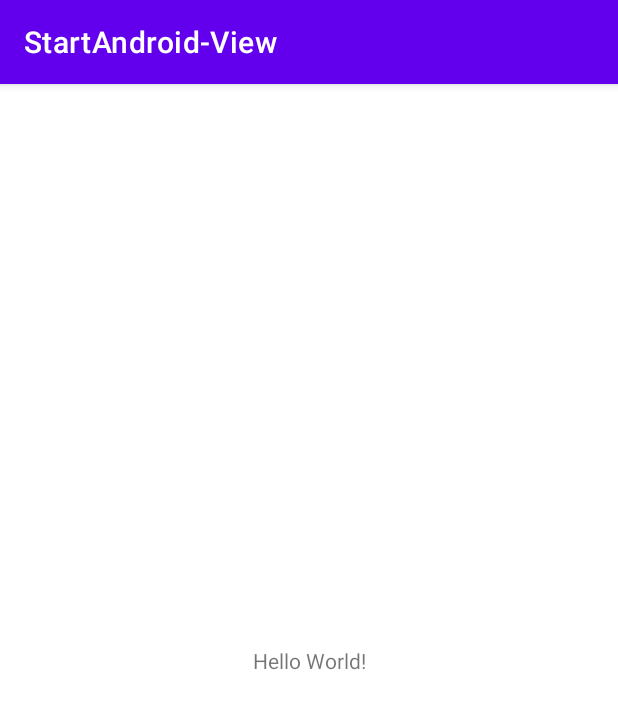
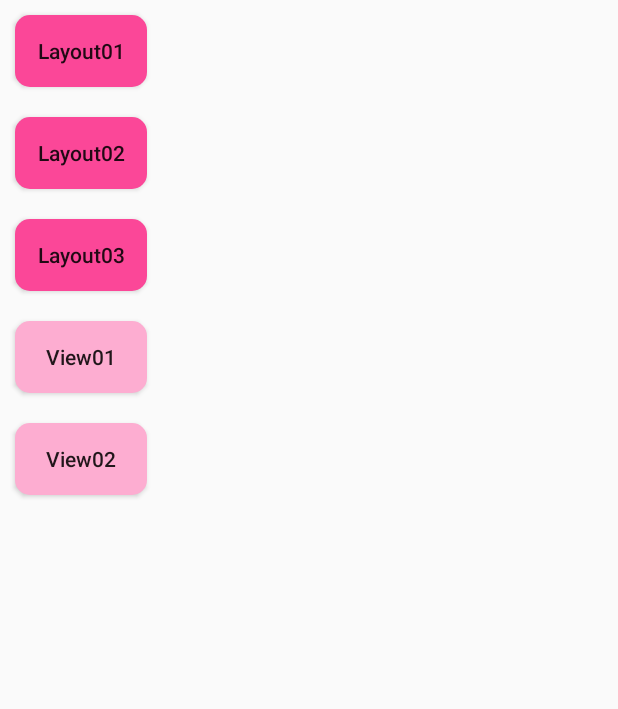
Before and after one commit to Start-Android/StartAndroid04, an Android app: the screen it shows after launch (MainActivity), on a phone screen of 412 x 824 dp. Shown: the top 709 px of the screen. Run offline under Robolectric (Android 15) with nearby library versions, the phone set to English and light mode, and no system bars.

Commit message:
1119 Update

```diff
--- a/app/src/main/java/start/android/view/MainActivity.java
+++ b/app/src/main/java/start/android/view/MainActivity.java
@@ -2,7 +2,9 @@ package start.android.view;
 
 import androidx.appcompat.app.AppCompatActivity;
 
+import android.content.Intent;
 import android.os.Bundle;
+import android.widget.Button;
 
 public class MainActivity extends AppCompatActivity {
 
@@ -10,5 +12,34 @@ public class MainActivity extends AppCompatActivity {
     protected void onCreate(Bundle savedInstanceState) {
         super.onCreate(savedInstanceState);
         setContentView(R.layout.activity_main);
+
+        //Button을 배열 안에 넣어서 쉽게 관리할 수 있도록 함
+        //이해가 되지 않는다면 기본 Java 문법을 복습할 필요가 있음
+
+        Button[] buttons = new Button[]{
+                findViewById(R.id.btnLayout01),
+                findViewById(R.id.btnLayout02),
+                findViewById(R.id.btnLayout03),
+                findViewById(R.id.btnView01),
+                findViewById(R.id.btnView02)
+        };
+
+        for(int i = 0; i<5; i++)
+        {
+            int finalI = i; //에러가 나는 경우 final 사용(저같은 킹-반인들은 왜 final을 안 쓰면 에러가 나는지 이해 못함..)
+            buttons[i].setOnClickListener(v -> {
+                Intent intent;
+                switch (finalI) // switch문 정도는 이해되시죠?
+                {
+                    case 0 : intent = new Intent(getApplicationContext(), LinearLayoutTest01.class); startActivity(intent); break;
+                    case 1 : intent = new Intent(getApplicationContext(), LinearLayoutTest02.class); startActivity(intent); break;
+                    case 2 : intent = new Intent(getApplicationContext(), LinearLayoutTest03.class); startActivity(intent); break;
+                    case 3 : intent = new Intent(getApplicationContext(), View01.class); startActivity(intent); break;
+                    case 4 : intent = new Intent(getApplicationContext(), View02.class); startActivity(intent); break;
+                }
+
+            });
+        }
+
     }
 }
--- /dev/null
+++ b/app/src/main/res/drawable-v24/rounded_button.xml
@@ -0,0 +1,10 @@
+<?xml version="1.0" encoding="utf-8"?>
+<selector xmlns:android="http://schemas.android.com/apk/res/android">
+    <item>
+        <shape xmlns:android="http://schemas.android.com/apk/res/android">
+            <solid android:color="@color/pink_01"/>
+            <corners android:radius="10dip"/>
+            <padding android:left="0dip" android:top="0dip" android:right="0dip" android:bottom="0dip" />
+        </shape>
+    </item>
+</selector>
--- /dev/null
+++ b/app/src/main/res/drawable-v24/rounded_button_2.xml
@@ -0,0 +1,10 @@
+<?xml version="1.0" encoding="utf-8"?>
+<selector xmlns:android="http://schemas.android.com/apk/res/android">
+    <item>
+        <shape xmlns:android="http://schemas.android.com/apk/res/android">
+            <solid android:color="@color/pink_02"/>
+            <corners android:radius="10dip"/>
+            <padding android:left="0dip" android:top="0dip" android:right="0dip" android:bottom="0dip" />
+        </shape>
+    </item>
+</selector>
--- a/app/src/main/res/layout/activity_main.xml
+++ b/app/src/main/res/layout/activity_main.xml
@@ -1,18 +1,69 @@
 <?xml version="1.0" encoding="utf-8"?>
-<androidx.constraintlayout.widget.ConstraintLayout xmlns:android="http://schemas.android.com/apk/res/android"
+<LinearLayout
+    xmlns:android="http://schemas.android.com/apk/res/android"
     xmlns:app="http://schemas.android.com/apk/res-auto"
     xmlns:tools="http://schemas.android.com/tools"
     android:layout_width="match_parent"
     android:layout_height="match_parent"
+    android:orientation="vertical"
     tools:context=".MainActivity">
 
-    <TextView
+    <Button
+        android:id="@+id/btnLayout01"
         android:layout_width="wrap_content"
         android:layout_height="wrap_content"
-        android:text="Hello World!"
-        app:layout_constraintBottom_toBottomOf="parent"
-        app:layout_constraintLeft_toLeftOf="parent"
-        app:layout_constraintRight_toRightOf="parent"
-        app:layout_constraintTop_toTopOf="parent" />
+        android:text="Layout01"
+        android:textAllCaps="false"
+        android:layout_marginTop="10dp"
+        android:layout_marginBottom="10dp"
+        android:layout_marginLeft="10dp"
+        android:layout_marginRight="10dp"
+        android:background="@drawable/rounded_button"/>
 
-</androidx.constraintlayout.widget.ConstraintLayout>
+    <Button
+        android:id="@+id/btnLayout02"
+        android:layout_width="wrap_content"
+        android:layout_height="wrap_content"
+        android:text="Layout02"
+        android:textAllCaps="false"
+        android:layout_marginTop="10dp"
+        android:layout_marginBottom="10dp"
+        android:layout_marginLeft="10dp"
+        android:layout_marginRight="10dp"
+        android:background="@drawable/rounded_button"/>
+    <Button
+        android:id="@+id/btnLayout03"
+        android:layout_width="wrap_content"
+        android:layout_height="wrap_content"
+        android:text="Layout03"
+        android:textAllCaps="false"
+        android:layout_marginTop="10dp"
+        android:layout_marginBottom="10dp"
+        android:layout_marginLeft="10dp"
+        android:layout_marginRight="10dp"
+        android:background="@drawable/rounded_button"/>
+
+    <Button
+        android:id="@+id/btnView01"
+        android:layout_width="wrap_content"
+        android:layout_height="wrap_content"
+        android:text="View01"
+        android:textAllCaps="false"
+        android:layout_marginTop="10dp"
+        android:layout_marginBottom="10dp"
+        android:layout_marginLeft="10dp"
+        android:layout_marginRight="10dp"
+        android:background="@drawable/rounded_button_2"/>
+
+    <Button
+        android:id="@+id/btnView02"
+        android:layout_width="wrap_content"
+        android:layout_height="wrap_content"
+        android:text="View02"
+        android:textAllCaps="false"
+        android:layout_marginTop="10dp"
+        android:layout_marginBottom="10dp"
+        android:layout_marginLeft="10dp"
+        android:layout_marginRight="10dp"
+        android:background="@drawable/rounded_button_2"/>
+</LinearLayout>
--- a/app/src/main/res/values-night/themes.xml
+++ b/app/src/main/res/values-night/themes.xml
@@ -1,6 +1,6 @@
 <resources xmlns:tools="http://schemas.android.com/tools">
     <!-- Base application theme. -->
-    <style name="Theme.StartAndroidView" parent="Theme.MaterialComponents.DayNight.DarkActionBar">
+    <style name="Theme.StartAndroidView" parent="Theme.AppCompat.Light.NoActionBar">
         <!-- Primary brand color. -->
         <item name="colorPrimary">@color/purple_200</item>
         <item name="colorPrimaryVariant">@color/purple_700</item>
--- a/app/src/main/res/values/colors.xml
+++ b/app/src/main/res/values/colors.xml
@@ -7,4 +7,6 @@
     <color name="teal_700">#FF018786</color>
     <color name="black">#FF000000</color>
     <color name="white">#FFFFFFFF</color>
+    <color name="pink_01">#FB4798</color>
+    <color name="pink_02">#FDADD1</color>
 </resources>
--- a/app/src/main/res/values/themes.xml
+++ b/app/src/main/res/values/themes.xml
@@ -1,6 +1,6 @@
 <resources xmlns:tools="http://schemas.android.com/tools">
     <!-- Base application theme. -->
-    <style name="Theme.StartAndroidView" parent="Theme.MaterialComponents.DayNight.DarkActionBar">
+    <style name="Theme.StartAndroidView" parent="Theme.AppCompat.Light.NoActionBar">
         <!-- Primary brand color. -->
         <item name="colorPrimary">@color/purple_500</item>
         <item name="colorPrimaryVariant">@color/purple_700</item>
```
Also changed, not shown: app/src/main/java/start/android/view/LinearLayoutTest01.java (added, +15 -0 lines), app/src/main/java/start/android/view/LinearLayoutTest02.java (added, +15 -0 lines), app/src/main/java/start/android/view/LinearLayoutTest03.java (added, +15 -0 lines), app/src/main/java/start/android/view/View01.java (added, +51 -0 lines), app/src/main/java/start/android/view/View02.java (added, +51 -0 lines), app/src/main/res/layout/linearlayout_test_01.xml (added, +117 -0 lines), app/src/main/res/layout/linearlayout_test_02.xml (added, +52 -0 lines), app/src/main/res/layout/linearlayout_test_03.xml (added, +52 -0 lines), app/src/main/res/layout/view_01.xml (added, +60 -0 lines), app/src/main/res/layout/view_02.xml (added, +56 -0 lines), app/src/main/res/drawable-v24/carrot.png (added).
